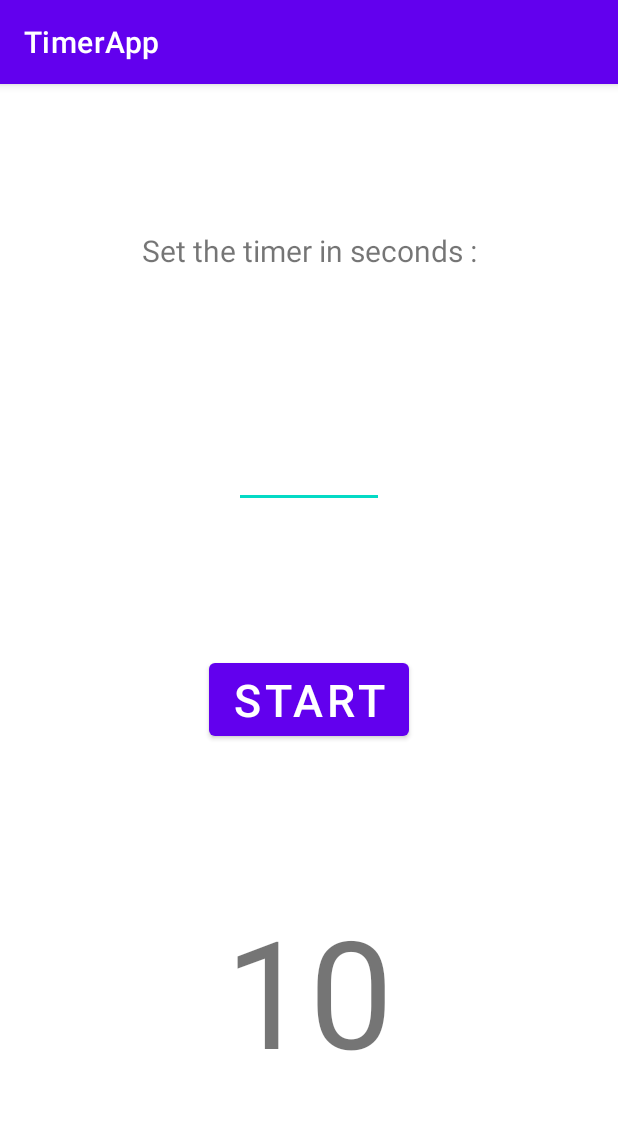
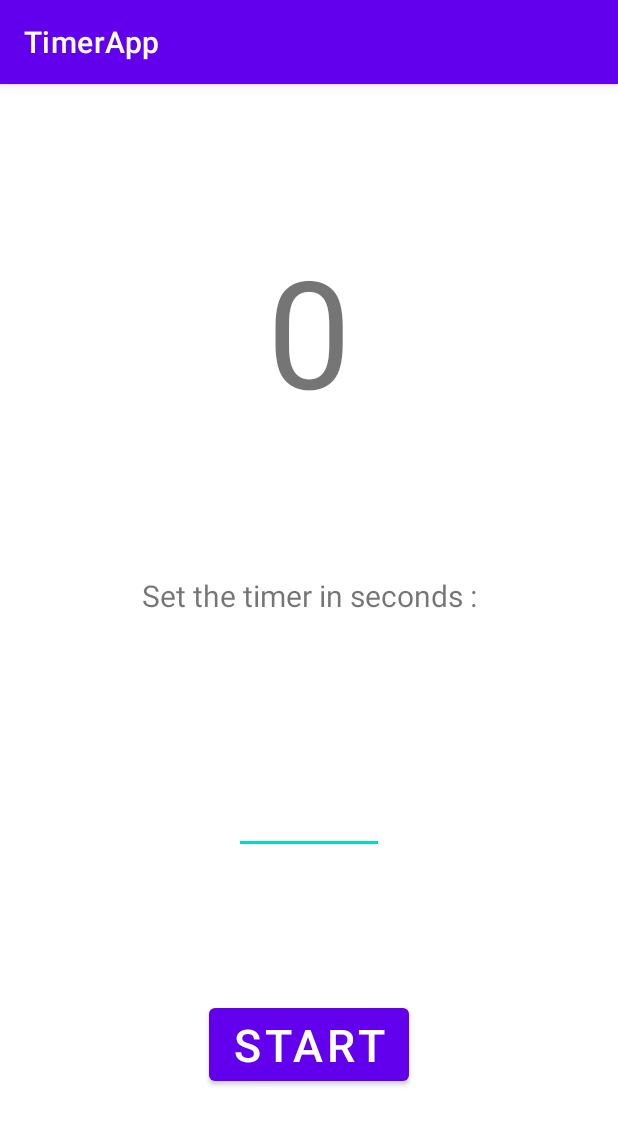
Before and after one commit to dleurs/timer-android-kotlin, an Android app: the screen it shows after launch (MainActivity), on a phone screen of 412 x 824 dp. Shown: the top 1125 px of the screen. Run offline under Robolectric (Android 15) with nearby library versions, the phone set to English and light mode, and no system bars.

Commit message:
LiveData with Timer App working

```diff
--- a/app/build.gradle
+++ b/app/build.gradle
@@ -1,6 +1,7 @@
 plugins {
     id 'com.android.application'
     id 'kotlin-android'
+    id 'kotlin-android-extensions'
 }
 
 android {
--- a/app/src/main/res/layout/activity_main.xml
+++ b/app/src/main/res/layout/activity_main.xml
@@ -6,6 +6,18 @@
     android:layout_height="match_parent"
     android:orientation="vertical"
     tools:context=".MainActivity">
+
+    <TextView
+        android:id="@+id/tvTimer"
+        android:layout_width="wrap_content"
+        android:layout_height="wrap_content"
+        android:text="0"
+        android:textSize="100sp"
+        app:layout_constraintBottom_toTopOf="@+id/tvTimerInputLabel"
+        app:layout_constraintEnd_toEndOf="parent"
+        app:layout_constraintHorizontal_bias="0.5"
+        app:layout_constraintStart_toStartOf="parent"
+        app:layout_constraintTop_toTopOf="parent" />
 
     <TextView
         android:id="@+id/tvTimerInputLabel"
@@ -17,7 +29,7 @@
         app:layout_constraintEnd_toEndOf="parent"
         app:layout_constraintHorizontal_bias="0.5"
         app:layout_constraintStart_toStartOf="parent"
-        app:layout_constraintTop_toTopOf="parent" />
+        app:layout_constraintTop_toBottomOf="@+id/tvTimer" />
 
     <EditText
         android:id="@+id/etTimerInput"
@@ -37,23 +49,11 @@
         android:layout_height="wrap_content"
         android:text="Start"
         android:textSize="30sp"
-        app:layout_constraintBottom_toTopOf="@+id/tvTimer"
+        app:layout_constraintBottom_toBottomOf="parent"
         app:layout_constraintEnd_toEndOf="parent"
         app:layout_constraintHorizontal_bias="0.5"
         app:layout_constraintStart_toStartOf="parent"
         app:layout_constraintTop_toBottomOf="@+id/etTimerInput" />
 
-    <TextView
-        android:id="@+id/tvTimer"
-        android:layout_width="wrap_content"
-        android:layout_height="wrap_content"
-        android:text="10"
-        android:textSize="100sp"
-        app:layout_constraintBottom_toBottomOf="parent"
-        app:layout_constraintEnd_toEndOf="parent"
-        app:layout_constraintHorizontal_bias="0.5"
-        app:layout_constraintStart_toStartOf="parent"
-        app:layout_constraintTop_toBottomOf="@+id/bLaunchTimer" />
-
 
 </androidx.constraintlayout.widget.ConstraintLayout>
```
Also changed, not shown: app/src/main/java/fr/dleurs/android/timerapp/MainActivity.kt (+19 -0 lines), app/src/main/java/fr/dleurs/android/timerapp/TimerViewModel.kt (added, +33 -0 lines).
